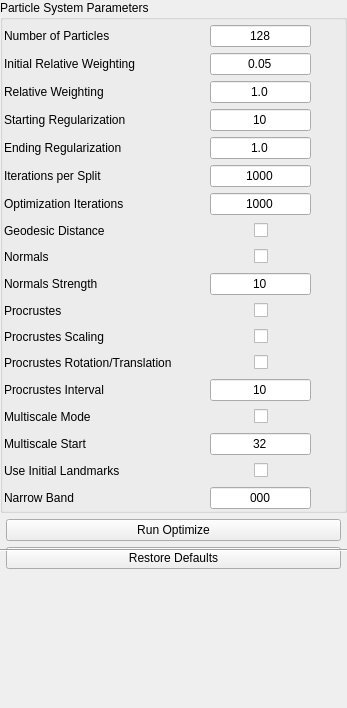
Before: the Qt Designer form Studio/src/Optimize/OptimizeTool.ui in SCIInstitute/ShapeWorks, drawn with Qt 5.
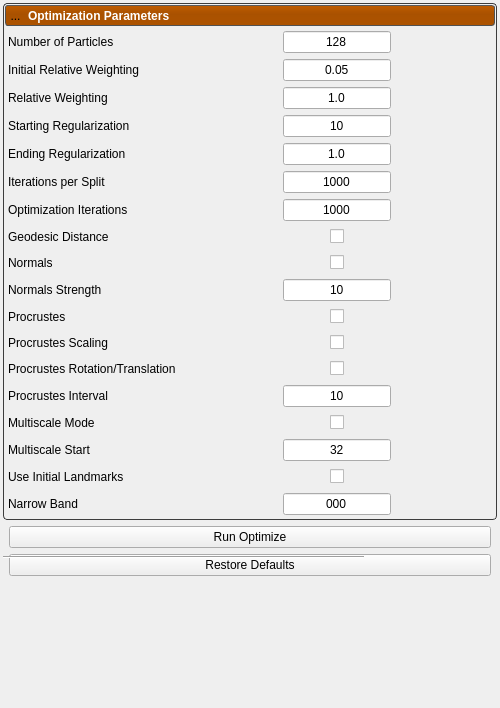
After: the same form once the commit is applied. Icons and pictures are not drawn.

Commit message: Consistent interface across tools.

```diff
--- a/Studio/src/Optimize/OptimizeTool.ui
+++ b/Studio/src/Optimize/OptimizeTool.ui
@@ -6,30 +6,96 @@
    <rect>
     <x>0</x>
     <y>0</y>
-    <width>347</width>
+    <width>500</width>
     <height>708</height>
    </rect>
   </property>
-  <property name="minimumSize">
-   <size>
-    <width>122</width>
-    <height>0</height>
-   </size>
-  </property>
   <property name="windowTitle">
    <string>Form</string>
   </property>
   <property name="styleSheet">
    <string notr="true">
-/*
-QWidget{
-background: rgb(255, 255, 127)
+QToolButton{
+	border: 1px solid rgba( 0, 0, 0, 0 );
+	margin: 0, 0, 0, 0;
+	padding: 0, 0, 0, 0;
 }
-*/
-</string>
+
+QToolButton:hover{
+	background-color: rgba( 140, 140, 140, 50 );
+}
+
+QToolButton:pressed{
+	border: 1px solid rgba( 100, 100, 100, 120 );
+	background-color: rgba( 100, 100, 100, 200 );
+}
+
+
+/********************** optimize panel ***********************/
+
+QLabel#optimize_label {
+    color: white;
+    font: bold;
+}
+
+QPushButton#optimize_header {
+    background-color: qlineargradient(spread:pad, x1:0.5, y1:0, x2:0.5, y2:0.960227, stop:0 rgba(0, 0, 0, 0), stop:0.45 rgba(0, 0, 0, 30), stop:1 rgba(0, 0, 0, 25));
+    border-radius: 3px;
+}
+
+QWidget#optimize_header_background {
+    background-color: rgb( 192, 92, 0);
+    border-radius: 3px;
+    border: 1px solid rgb(90, 90, 90);
+}
+
+QWidget#optimize_panel {
+    border-radius: 4px;
+    border: 1px solid rgb(60, 60, 60);
+    color: rgb(90, 90, 90);
+}</string>
   </property>
   <layout class="QVBoxLayout" name="verticalLayout">
    <property name="leftMargin">
+    <number>3</number>
+   </property>
+   <property name="topMargin">
+    <number>3</number>
+   </property>
+   <property name="rightMargin">
+    <number>3</number>
+   </property>
+   <property name="bottomMargin">
+    <number>3</number>
+   </property>
+   <item>
+    <widget class="QWidget" name="optimize_panel" native="true">
+     <property name="sizePolicy">
+      <sizepolicy hsizetype="Preferred" vsizetype="Fixed">
+       <horstretch>0</horstretch>
+       <verstretch>0</verstretch>
+      </sizepolicy>
+     </property>
+     <layout class="QVBoxLayout" name="verticalLayout_20">
+      <property name="spacing">
+       <number>2</number>
+      </property>
+      <property name="leftMargin">
+       <number>2</number>
+      </property>
+      <property name="topMargin">
+       <number>2</number>
+      </property>
+      <property name="rightMargin">
+       <number>2</number>
+      </property>
+      <property name="bottomMargin">
+       <number>2</number>
+      </property>
+      <item>
+       <widget class="QWidget" name="optimize_header_background" native="true">
+        <layout class="QVBoxLayout" name="verticalLayout_21">
+         <property name="leftMargin">
     <number>0</number>
    </property>
    <property name="topMargin">
@@ -42,22 +108,131 @@
     <number>0</number>
    </property>
    <item>
-    <widget class="QGroupBox" name="group_box">
-     <property name="title">
-      <string>Particle System Parameters</string>
-     </property>
+          <widget class="QPushButton" name="optimize_header">
+           <property name="sizePolicy">
+            <sizepolicy hsizetype="Preferred" vsizetype="Fixed">
+             <horstretch>0</horstretch>
+             <verstretch>0</verstretch>
+            </sizepolicy>
+           </property>
+           <property name="minimumSize">
+            <size>
+             <width>215</width>
+             <height>21</height>
+            </size>
+           </property>
+           <layout class="QHBoxLayout" name="horizontalLayout_19">
+            <property name="spacing">
+             <number>2</number>
+            </property>
+            <property name="leftMargin">
+             <number>0</number>
+            </property>
+            <property name="topMargin">
+             <number>0</number>
+            </property>
+            <property name="rightMargin">
+             <number>0</number>
+            </property>
+            <property name="bottomMargin">
+             <number>0</number>
+            </property>
+            <item>
+             <widget class="QToolButton" name="optimize_open_button">
+              <property name="minimumSize">
+               <size>
+                <width>21</width>
+                <height>21</height>
+               </size>
+              </property>
+              <property name="maximumSize">
+               <size>
+                <width>21</width>
+                <height>21</height>
+               </size>
+              </property>
+              <property name="text">
+               <string>...</string>
+              </property>
+              <property name="icon">
+               <iconset resource="../Resources/ShapeWorksStudio.qrc">
+                <normaloff>:/Studio/Images/RightArrowWhite.png</normaloff>
+                <normalon>:/Studio/Images/DownArrowWhite.png</normalon>:/Studio/Images/RightArrowWhite.png</iconset>
+              </property>
+              <property name="checkable">
+               <bool>true</bool>
+              </property>
+              <property name="checked">
+               <bool>true</bool>
+              </property>
+             </widget>
+            </item>
+            <item>
+             <widget class="QLabel" name="optimize_label">
+              <property name="text">
+               <string>Optimization Parameters</string>
+              </property>
+             </widget>
+            </item>
+           </layout>
+          </widget>
+         </item>
+        </layout>
+       </widget>
+      </item>
+      <item>
+       <widget class="QWidget" name="optimize_content" native="true">
+        <layout class="QVBoxLayout" name="verticalLayout_11">
+         <property name="spacing">
+          <number>3</number>
+         </property>
+         <property name="leftMargin">
+          <number>3</number>
+         </property>
+         <property name="topMargin">
+          <number>3</number>
+         </property>
+         <property name="rightMargin">
+          <number>3</number>
+         </property>
+         <property name="bottomMargin">
+          <number>3</number>
+         </property>
+         <item>
+          <widget class="QWidget" name="optimize_panel_contents" native="true">
+           <property name="minimumSize">
+            <size>
+             <width>50</width>
+             <height>50</height>
+            </size>
+           </property>
+           <layout class="QGridLayout" name="gridLayout_12">
+            <property name="leftMargin">
+             <number>0</number>
+            </property>
+            <property name="topMargin">
+             <number>0</number>
+            </property>
+            <property name="rightMargin">
+             <number>0</number>
+            </property>
+            <property name="bottomMargin">
+             <number>0</number>
+            </property>
+            <item row="0" column="0">
+             <widget class="QWidget" name="group_box" native="true">
      <layout class="QGridLayout" name="gridLayout">
       <property name="leftMargin">
-       <number>1</number>
+                <number>0</number>
       </property>
       <property name="topMargin">
-       <number>5</number>
+                <number>0</number>
       </property>
       <property name="rightMargin">
-       <number>1</number>
+                <number>0</number>
       </property>
       <property name="bottomMargin">
-       <number>1</number>
+                <number>0</number>
       </property>
       <item row="2" column="2">
        <widget class="QLineEdit" name="relative_weighting">
@@ -723,6 +898,15 @@
      </layout>
     </widget>
    </item>
+           </layout>
+          </widget>
+         </item>
+        </layout>
+       </widget>
+      </item>
+     </layout>
+    </widget>
+   </item>
    <item>
     <widget class="QWidget" name="buttons_widget" native="true">
      <layout class="QGridLayout" name="gridLayout_11">
```
Left out of the diff: 4 changed lines with no effect on the pictures. Lines whose indentation alone changed are shown as unchanged. The commit also changes 3 other files.
